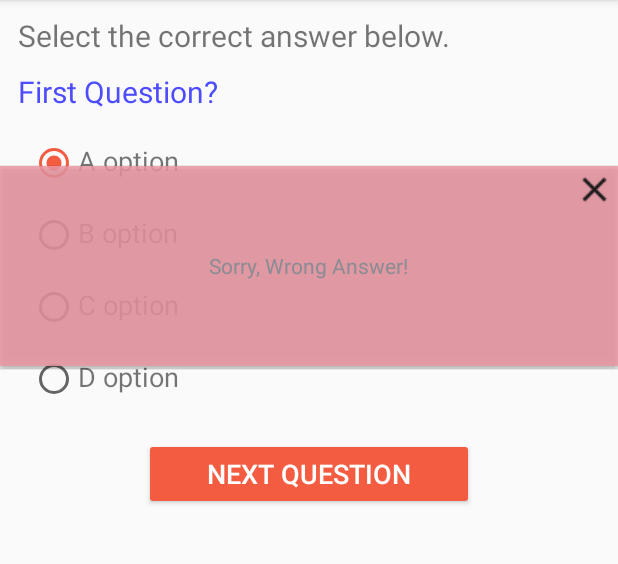
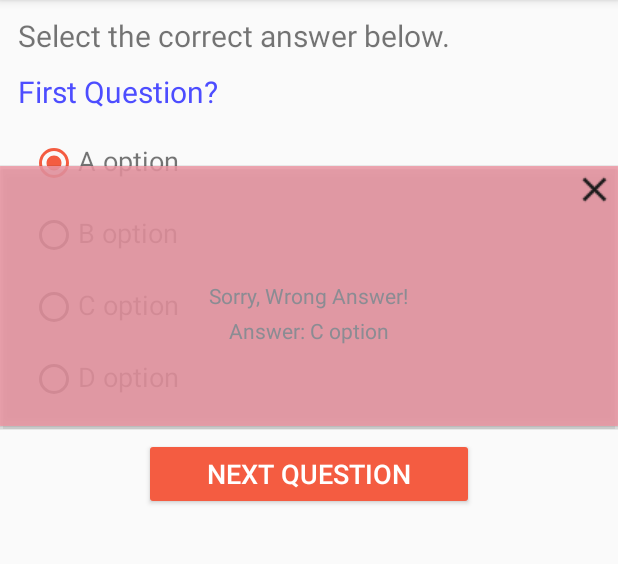
Before and after one commit to fco2/AsusuIgbo, an Android app: the LessonActivity screen opened directly, with no data from a screen before it, after a tap on "CHECK ANSWER", on a phone screen of 412 x 824 dp, the part 84-648 px from its top. Run offline under Robolectric (Android 15) with nearby library versions, the phone set to English and light mode, and no system bars; 1 other tap on this screen came first.

Commit message:
Implemented correct answer display on popup, implemented finish button to launch table of content

```diff
--- a/app/src/main/java/com/asusuigbo/frank/asusuigbo/LessonActivity.kt
+++ b/app/src/main/java/com/asusuigbo/frank/asusuigbo/LessonActivity.kt
@@ -2,6 +2,7 @@ package com.asusuigbo.frank.asusuigbo
 
 import android.annotation.SuppressLint
 import android.content.Context
+import android.content.Intent
 import android.os.Bundle
 import android.support.v4.content.ContextCompat
 import android.support.v7.app.AppCompatActivity
@@ -42,9 +43,7 @@ class LessonActivity : AppCompatActivity() {
         recyclerView = findViewById(R.id.question_recycler_view_id)
         recyclerView!!.layoutManager = LinearLayoutManager(this)
 
-        //temp action
         this.dataList = DummyList.getList()
-        //set question text
         this.question!!.text = this.dataList[0].Question
         SharedData.CorrectAnswerIndex = this.dataList[0].CorrectAnswer
 
@@ -84,11 +83,11 @@ class LessonActivity : AppCompatActivity() {
         this.showPopUp()
     }
 
-    @SuppressLint("InflateParams")
+    @SuppressLint("InflateParams", "SetTextI18n")
     private fun showPopUp(){
         var layoutInflater: LayoutInflater = baseContext.getSystemService(Context.LAYOUT_INFLATER_SERVICE) as LayoutInflater
         var customView = layoutInflater.inflate(R.layout.popup_layout, null)
-        this.popUpWindow = PopupWindow(customView, ViewGroup.LayoutParams.WRAP_CONTENT, 200)
+        this.popUpWindow = PopupWindow(customView, ViewGroup.LayoutParams.WRAP_CONTENT, 260)
         this.popUpWindow!!.elevation = 10.0f
 
         val textForView = customView.findViewById<TextView>(R.id.popup_text_result_id)
@@ -99,6 +98,11 @@ class LessonActivity : AppCompatActivity() {
             textForView.text = getString(R.string.sorry_wrong_answer_text)
             val rv = customView.findViewById<RelativeLayout>(R.id.custom_view_id)
             rv.setBackgroundColor(ContextCompat.getColor(applicationContext, R.color.wrongAnswer))
+            //TODO: set up correct answer
+            val correctAnswerText = customView.findViewById<TextView>(R.id.correct_answer_id)
+            correctAnswerText!!.text = getString(R.string.answer_template) + " " +
+                    currentQuestionGroup!!.Options[currentQuestionGroup!!.CorrectAnswer].OptionText
+
             this.myQueue.offer(this.currentQuestionGroup) //setup next question
 
             if(this.lastQueItemPoll){ //this ensures the last item is checked if its wrong
@@ -164,12 +168,9 @@ class LessonActivity : AppCompatActivity() {
     }
 
     private fun finishQuiz(){
-        //TODO: Line below not needed, but it should launch finished activity.
         this.button!!.text = getString(R.string.finished_button_state)
-
-        //TODO: remove immediately
-        Toast.makeText(applicationContext, "Failed: ${this.myQueue.size}",
-                Toast.LENGTH_LONG).show()
+        val intent = Intent(applicationContext, MainActivity::class.java)
+        startActivity(intent)
     }
 
     private fun isCorrectAnswer(): Boolean{
--- a/app/src/main/res/layout/popup_layout.xml
+++ b/app/src/main/res/layout/popup_layout.xml
@@ -21,6 +21,15 @@
         android:layout_width="wrap_content"
         android:layout_height="wrap_content"
         android:layout_centerInParent="true"
-        android:padding="10sp"/>
+        android:padding="2sp"/>
+
+    <TextView
+        android:id="@+id/correct_answer_id"
+        android:layout_width="wrap_content"
+        android:layout_height="wrap_content"
+        android:layout_below="@id/popup_text_result_id"
+        android:layout_centerHorizontal="true"
+        android:layout_centerInParent="true"
+        android:layout_marginTop="2sp"/>
 
 </RelativeLayout>
--- a/app/src/main/res/values/strings.xml
+++ b/app/src/main/res/values/strings.xml
@@ -17,4 +17,5 @@
     <string name="finished_button_state">Finished</string>
     <string name="you_are_correct_text">You are Correct!</string>
     <string name="sorry_wrong_answer_text">Sorry, Wrong Answer!</string>
+    <string name="answer_template">Answer: </string>
 </resources>
```
